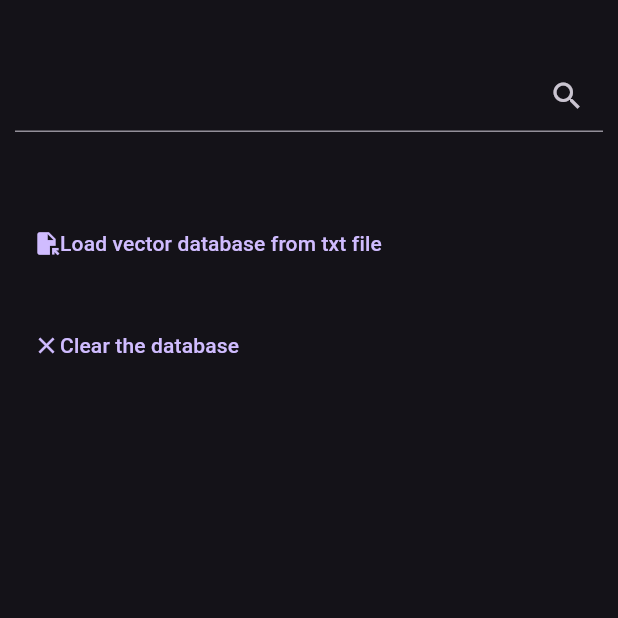
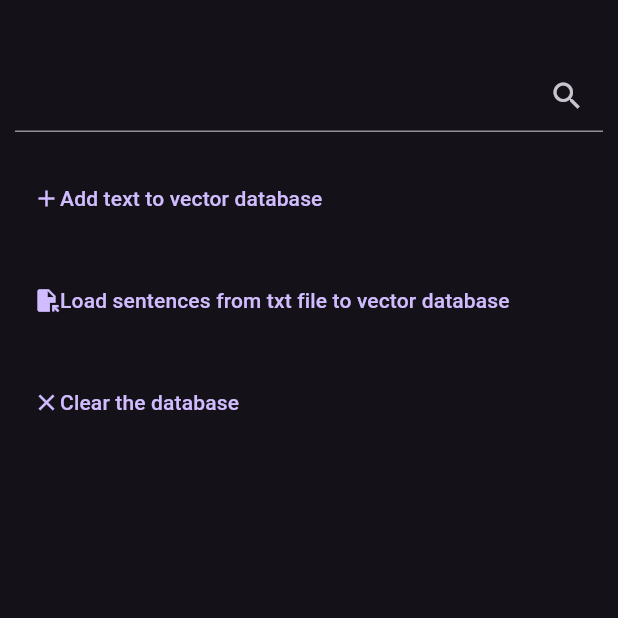
Before and after one commit to Qkor/sentenceSimilaritySearchApp, a Flutter app: the screen it shows after launch, on a phone screen of 412 x 824 dp, the top half of it. Run offline on Flutter 3.47's test engine with Material 3 defaults, Android fonts, the phone set to English and light mode, and no system bars; our stand-ins replace file_picker, objectbox; missing offline and left inert: onnxruntime; generated files the repository leaves out were written again; statements that could not run were skipped.

Commit message:
adding text to vector database

```diff
--- a/lib/pages/home_page.dart
+++ b/lib/pages/home_page.dart
@@ -47,20 +47,48 @@ class _HomePageState extends State<HomePage> {
                   ),
                 ),
                 Padding(
-                  padding: const EdgeInsets.fromLTRB(10,40,10,10),
+                  padding: const EdgeInsets.all(10),
+                  child: TextButton(
+                      onPressed: () async {
+                        if(inputController.text.isNotEmpty){
+                          VectorDatabaseManager.put(inputController.text);
+                          inputController.text = '';
+                          if(context.mounted){
+                            ScaffoldMessenger.of(context).showSnackBar(
+                              const SnackBar(
+                                content: Text("Text added"),
+                                backgroundColor: Colors.green
+                              )
+                            );
+                          }
+                        }
+                      },
+                      child: const Row(children: [
+                        Icon(Icons.add),
+                        Text('Add text to vector database')
+                      ])
+                  ),
+                ),
+                Padding(
+                  padding: const EdgeInsets.all(10),
                   child: TextButton(
                       onPressed: () async {
                         String? text = await FileManager.loadTextFile();
                         if(text != null){
                           VectorDatabaseManager.chunkAndPut(text);
                           if(context.mounted){
-                            ScaffoldMessenger.of(context).showSnackBar(const SnackBar(content: Text("File content loaded"), backgroundColor: Colors.green));
+                            ScaffoldMessenger.of(context).showSnackBar(
+                              const SnackBar(
+                                content: Text("File content loaded"),
+                                backgroundColor: Colors.green
+                              )
+                            );
                           }
                         }
                       },
                       child: const Row(children: [
                         Icon(Icons.file_open),
-                        Text('Load vector database from txt file')
+                        Text('Load sentences from txt file to vector database')
                       ])
                   ),
                 ),
@@ -69,8 +97,16 @@ class _HomePageState extends State<HomePage> {
                   child: TextButton(
                     onPressed: () {
                       VectorDatabaseManager.clearDatabase();
+                      setState(() {
+                        answers = [];
+                      });
                       if(context.mounted){
-                        ScaffoldMessenger.of(context).showSnackBar(const SnackBar(content: Text("Database cleared"), backgroundColor: Colors.green));
+                        ScaffoldMessenger.of(context).showSnackBar(
+                          const SnackBar(
+                            content: Text("Database cleared"),
+                            backgroundColor: Colors.green
+                          )
+                        );
                       }
                     },
                       child: const Row(children: [
@@ -80,11 +116,14 @@ class _HomePageState extends State<HomePage> {
                   ),
                 ),
                 const SizedBox(height: 30),
-                for(final answer in answers) ... {
-                  Padding(
-                    padding: const EdgeInsets.all(10),
-                    child: Text(answer, textAlign: TextAlign.justify),
-                  )
+                if(answers.isNotEmpty) ... {
+                  const Text("Most similar sentences from the vector database:", style: TextStyle(fontWeight: FontWeight.bold)),
+                  for(final answer in answers) ... {
+                    Padding(
+                      padding: const EdgeInsets.all(10),
+                      child: Text(answer, textAlign: TextAlign.justify),
+                    )
+                  }
                 }
               ],
             ),
```
